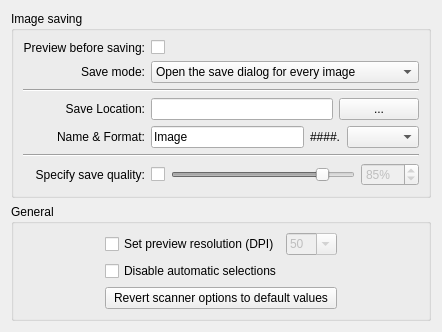
Old version of the form src/settings.ui in the repository KDE/skanlite.
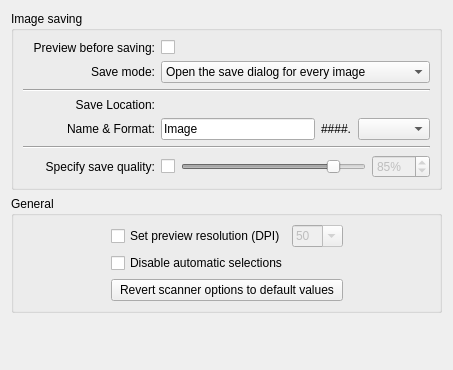
New version of the form. Custom widgets are drawn as their Qt base class.

Patch:
```diff
--- a/src/settings.ui
+++ b/src/settings.ui
@@ -6,8 +6,8 @@
    <rect>
     <x>0</x>
     <y>0</y>
-    <width>436</width>
-    <height>316</height>
+    <width>453</width>
+    <height>370</height>
    </rect>
   </property>
   <property name="windowTitle">
@@ -82,25 +82,6 @@
         <property name="alignment">
          <set>Qt::AlignRight|Qt::AlignTrailing|Qt::AlignVCenter</set>
         </property>
-        <property name="buddy">
-         <cstring>saveDirLEdit</cstring>
-        </property>
-       </widget>
-      </item>
-      <item row="4" column="1">
-       <widget class="QLineEdit" name="saveDirLEdit"/>
-      </item>
-      <item row="4" column="2">
-       <widget class="QPushButton" name="getDirButton">
-        <property name="sizePolicy">
-         <sizepolicy hsizetype="Fixed" vsizetype="Fixed">
-          <horstretch>0</horstretch>
-          <verstretch>0</verstretch>
-         </sizepolicy>
-        </property>
-        <property name="text">
-         <string>...</string>
-        </property>
        </widget>
       </item>
       <item row="5" column="0">
@@ -221,6 +202,19 @@
         </property>
        </widget>
       </item>
+      <item row="4" column="1" colspan="2">
+       <widget class="KUrlRequester" name="saveDirRequester">
+        <property name="sizePolicy">
+         <sizepolicy hsizetype="MinimumExpanding" vsizetype="Preferred">
+          <horstretch>0</horstretch>
+          <verstretch>0</verstretch>
+         </sizepolicy>
+        </property>
+        <property name="mode">
+         <set>KFile::Directory|KFile::ExistingOnly</set>
+        </property>
+       </widget>
+      </item>
      </layout>
     </widget>
    </item>
@@ -335,6 +329,13 @@
    </item>
   </layout>
  </widget>
+ <customwidgets>
+  <customwidget>
+   <class>KUrlRequester</class>
+   <extends>QWidget</extends>
+   <header>kurlrequester.h</header>
+  </customwidget>
+ </customwidgets>
  <resources/>
  <connections>
   <connection>
```
Left out of the diff: 11 changed lines with no effect on the pictures.
